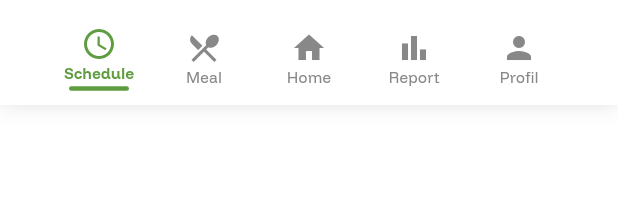
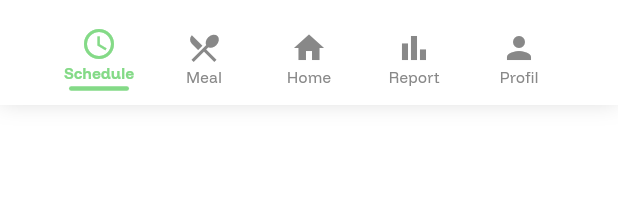
Before and after one commit to dinalarcode/CAPS-2-2025, a Flutter app: the CustomNavbar widget shown alone on an empty page, opened directly with empty values, on a phone screen of 412 x 824 dp. Shown: the top 219 px of the screen. Run offline on Flutter 3.47's test engine with Material 3 defaults, Android fonts, the phone set to English and light mode, and no system bars; our stand-ins replace cloud_firestore, firebase_auth, firebase_core, firebase_storage, geocoding, geolocator and 2 more; missing offline and left inert: firebase_app_check; accounts and stored records are empty; network calls fail.

Commit message:
change color

```diff
--- /dev/null
+++ b/devtools_options.yaml
@@ -0,0 +1,3 @@
+description: This file stores settings for Dart & Flutter DevTools.
+documentation: https://docs.flutter.dev/tools/devtools/extensions#configure-extension-enablement-states
+extensions:
--- a/lib/main.dart
+++ b/lib/main.dart
@@ -34,6 +34,8 @@ import 'package:nutrilink/sleepSchedulePage.dart' as sleep_sched;
 import 'package:nutrilink/summaryPage.dart' as summary_page;
 import 'package:nutrilink/firestore_test.dart';
 
+import 'package:firebase_app_check/firebase_app_check.dart';
+
 // reCAPTCHA web
 const String kRecaptchaV3SiteKey = '6Lf2pQMsAAAAALiEdH2KdQ3ThKzZ2IlJQAw7HJxG';
 
@@ -61,6 +63,10 @@ Future<void> main() async {
   if (!kIsWeb) {
     await SystemChrome.setEnabledSystemUIMode(SystemUiMode.immersiveSticky);
   }
+
+  await FirebaseAppCheck.instance.activate(
+    androidProvider: AndroidProvider.playIntegrity, // Paling disarankan
+  );
 
   // Init locale untuk DateFormat('...', 'id')
   await initializeDateFormatting('id', null);
--- a/lib/meal/recomendation.dart
+++ b/lib/meal/recomendation.dart
@@ -149,7 +149,7 @@ class _TagFilterSection extends StatelessWidget {
                 padding: const EdgeInsets.symmetric(horizontal: 6.0),
                 child: Chip(
                   label: Text(activeTags[index]),
-                  backgroundColor: Colors.green.shade100,
+                  backgroundColor: const Color(0xFFC8E6C9),
                   side: BorderSide.none,
                 ),
               );
--- a/lib/navbar.dart
+++ b/lib/navbar.dart
@@ -5,7 +5,8 @@ class CustomNavbar extends StatelessWidget {
   final Function(int) onTap;
 
   // Konstanta Warna
-  static const Color kSelectedColor = Color(0xFF5F9C3F); // kGreen dari homePage
+  // static const Color kSelectedColor = Color(0xFF5F9C3F); // kGreen dari homePage
+  static const Color kSelectedColor = Color(0xFF84DA87);
   static const Color kUnselectedColor = Color(0xFF888888); // kLightGreyText dari homePage
   static const Color kBackgroundColor = Color(0xFFFFF2DF);
 
--- a/lib/schedulePage.dart
+++ b/lib/schedulePage.dart
@@ -6,7 +6,7 @@ import 'editedMenuPage.dart'; // Import EditedMenuPage
 import 'tambahMenuPage.dart';
 
 // Import warna (untuk konsistensi dengan homePage.dart)
-const Color kGreen = Color(0xFF5F9C3F);
+const Color kGreen = Color(0xFF84DA87);
 const Color kLightGreyText = Color(0xFF888888);
 const Color kMutedBorderGrey = Color(0xFFA9ABAD);
 const Color kYellow = Color(0xFFFFA726);
--- a/pubspec.yaml
+++ b/pubspec.yaml
@@ -33,6 +33,7 @@ dependencies:
 
   # File picker / image picker (buat upload ke Storage)
   image_picker: ^1.1.2        # <── TAMBAHAN: ambil foto/galeri di mobile
+  firebase_app_check: ^0.4.1+2
   # file_picker: ^8.0.0       # (opsional kalau mau support web/other files)
 
 dev_dependencies:
```
Also changed, not shown: lib/homePage.dart (+10 -7 lines), pubspec.lock, 1 other file.
